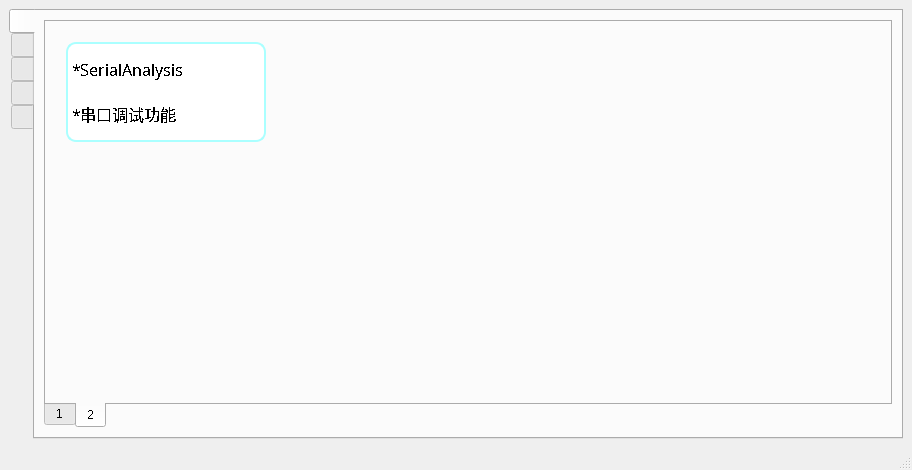
Old version of the form DesignerUI/Guide.ui in the repository Jun-red/ImageAnalysis.
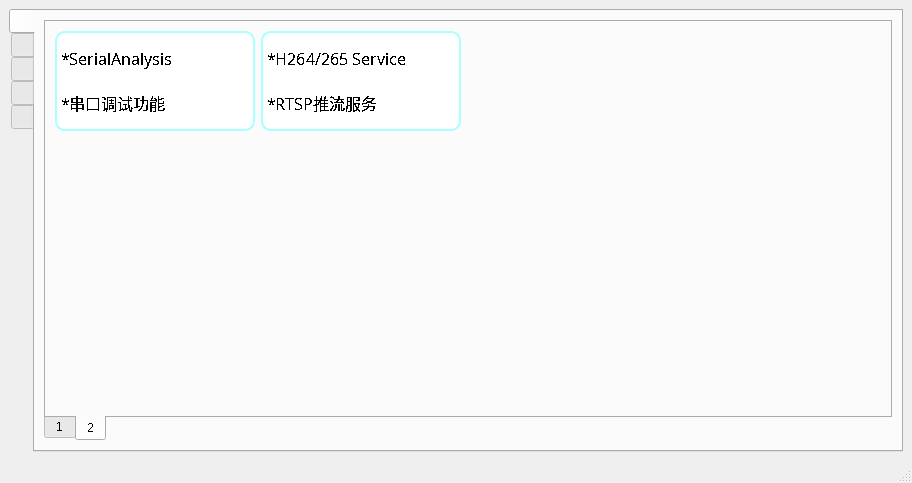
New version of the form. The open tabs and pages were chosen to show the change. Icons and pictures are not drawn.

```diff
--- a/DesignerUI/Guide.ui
+++ b/DesignerUI/Guide.ui
@@ -7,7 +7,7 @@
     <x>0</x>
     <y>0</y>
     <width>912</width>
-    <height>470</height>
+    <height>483</height>
    </rect>
   </property>
   <property name="sizePolicy">
@@ -445,15 +445,9 @@
            <attribute name="title">
             <string>2</string>
            </attribute>
+           <layout class="QGridLayout" name="gridLayout_5">
+            <item row="0" column="0">
            <widget class="QPushButton" name="guide_serial">
-            <property name="geometry">
-             <rect>
-              <x>20</x>
-              <y>20</y>
-              <width>200</width>
-              <height>100</height>
-             </rect>
-            </property>
             <property name="minimumSize">
              <size>
               <width>200</width>
@@ -490,6 +484,86 @@
              </size>
             </property>
            </widget>
+            </item>
+            <item row="0" column="1">
+             <widget class="QPushButton" name="guide_rtsp">
+              <property name="minimumSize">
+               <size>
+                <width>200</width>
+                <height>100</height>
+               </size>
+              </property>
+              <property name="font">
+               <font>
+                <family>楷体</family>
+                <pointsize>12</pointsize>
+                <stylestrategy>NoAntialias</stylestrategy>
+                <kerning>true</kerning>
+               </font>
+              </property>
+              <property name="styleSheet">
+               <string notr="true">background-color: rgb(255, 255, 255);
+border: 2px solid #aaffff;
+border-radius: 10px;
+text-align: left;</string>
+              </property>
+              <property name="text">
+               <string> *H264/265 Service
+
+ *RTSP推流服务</string>
+              </property>
+              <property name="icon">
+               <iconset>
+                <normaloff>../images/usb-pendrive.png</normaloff>../images/usb-pendrive.png</iconset>
+              </property>
+              <property name="iconSize">
+               <size>
+                <width>25</width>
+                <height>25</height>
+               </size>
+              </property>
+             </widget>
+            </item>
+            <item row="0" column="2">
+             <spacer name="horizontalSpacer_9">
+              <property name="orientation">
+               <enum>Qt::Horizontal</enum>
+              </property>
+              <property name="sizeHint" stdset="0">
+               <size>
+                <width>399</width>
+                <height>20</height>
+               </size>
+              </property>
+             </spacer>
+            </item>
+            <item row="1" column="0">
+             <spacer name="verticalSpacer_15">
+              <property name="orientation">
+               <enum>Qt::Vertical</enum>
+              </property>
+              <property name="sizeHint" stdset="0">
+               <size>
+                <width>20</width>
+                <height>242</height>
+               </size>
+              </property>
+             </spacer>
+            </item>
+            <item row="1" column="1">
+             <spacer name="verticalSpacer_16">
+              <property name="orientation">
+               <enum>Qt::Vertical</enum>
+              </property>
+              <property name="sizeHint" stdset="0">
+               <size>
+                <width>20</width>
+                <height>242</height>
+               </size>
+              </property>
+             </spacer>
+            </item>
+           </layout>
           </widget>
          </widget>
         </item>
```
Left out of the diff: 4 changed lines with no effect on the pictures. Lines whose indentation alone changed are shown as unchanged.
